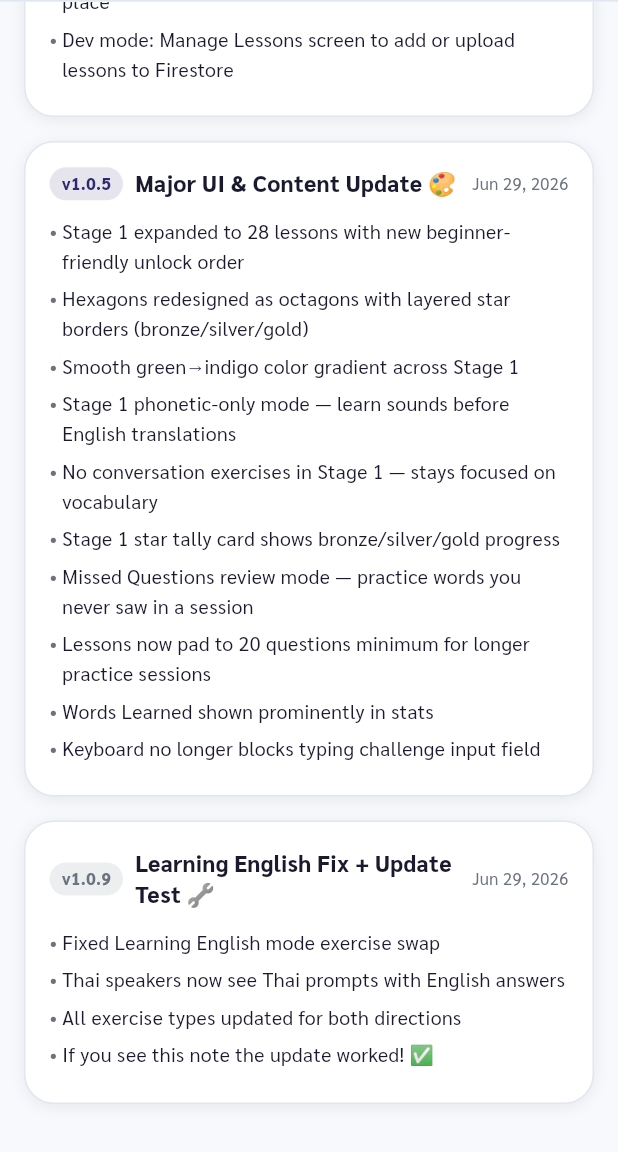
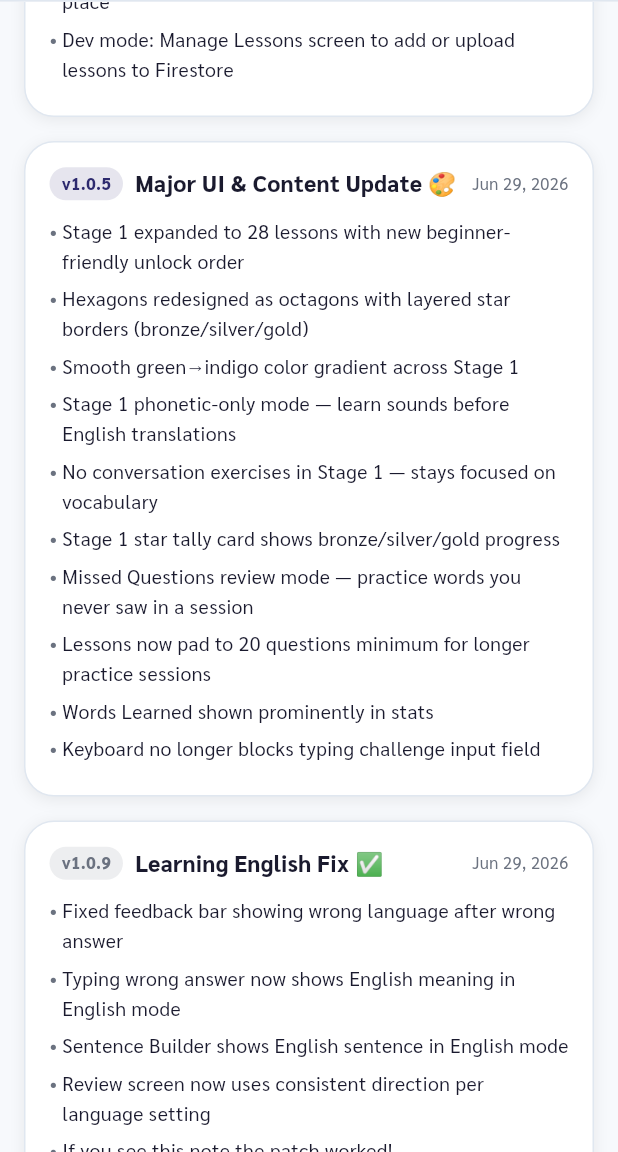
Before and after one commit to Makwaio/Thailingo, a Flutter app: the WhatsNewScreen screen opened directly, scrolled down 1564 dp, on a phone screen of 412 x 824 dp, the part 84-1236 px from its top. Run offline on Flutter 3.47's test engine with Material 3 defaults, Android fonts, the phone set to English and light mode, and no system bars; our stand-ins replace cloud_firestore, firebase_auth, firebase_core, flutter_animate, google_sign_in, just_audio and 1 more; accounts and stored records are empty; project files that could hold a hidden picture were left out.

Commit message:
Fix feedback bar language swap v1.0.9

```diff
--- a/lib/services/patch_notes_service.dart
+++ b/lib/services/patch_notes_service.dart
@@ -230,21 +230,19 @@ class PatchNotesService {
           ],
         });
       }
-      final v9doc = await _db.collection('patch_notes').doc('1.0.9').get();
-      if (!v9doc.exists) {
       await _db.collection('patch_notes').doc('1.0.9').set({
         'version': '1.0.9',
-          'title': 'Learning English Fix + Update Test 🔧',
+        'title': 'Learning English Fix ✅',
         'date': Timestamp.now(),
         'type': 'patch',
         'notes': [
-            'Fixed Learning English mode exercise swap',
-            'Thai speakers now see Thai prompts with English answers',
-            'All exercise types updated for both directions',
-            'If you see this note the update worked! ✅',
+          'Fixed feedback bar showing wrong language after wrong answer',
+          'Typing wrong answer now shows English meaning in English mode',
+          'Sentence Builder shows English sentence in English mode',
+          'Review screen now uses consistent direction per language setting',
+          'If you see this note the patch worked!',
         ],
       });
-      }
     } catch (_) {}
   }
 }
```
Also changed, not shown: lib/screens/lesson_screen.dart (+18 -7 lines), lib/services/exercise_service.dart (+10 -7 lines). Lines whose indentation alone changed are shown as unchanged.
